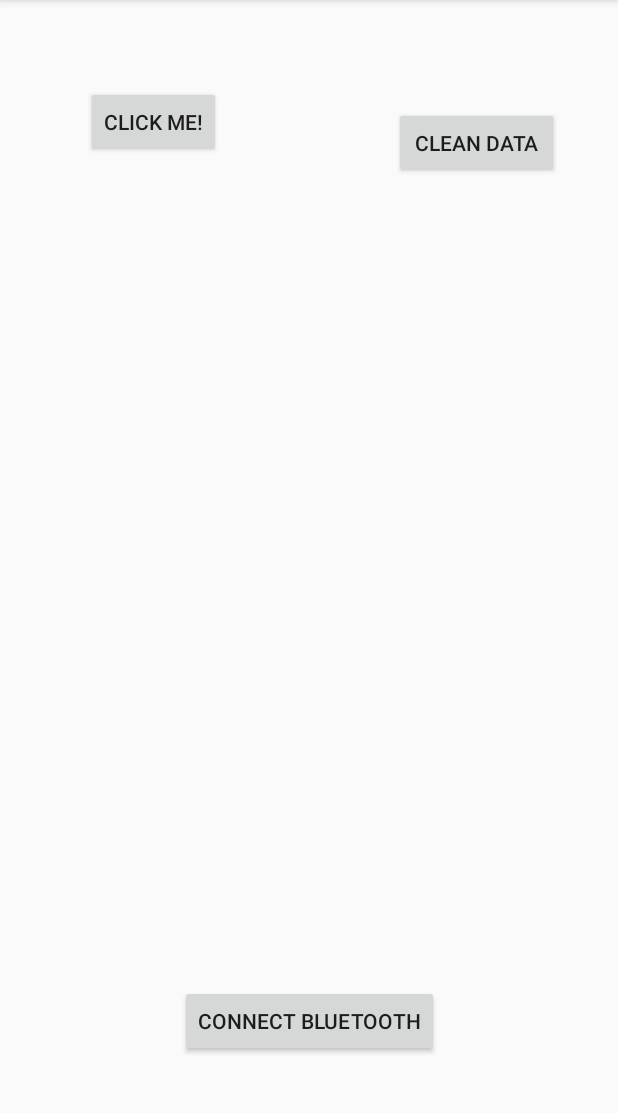
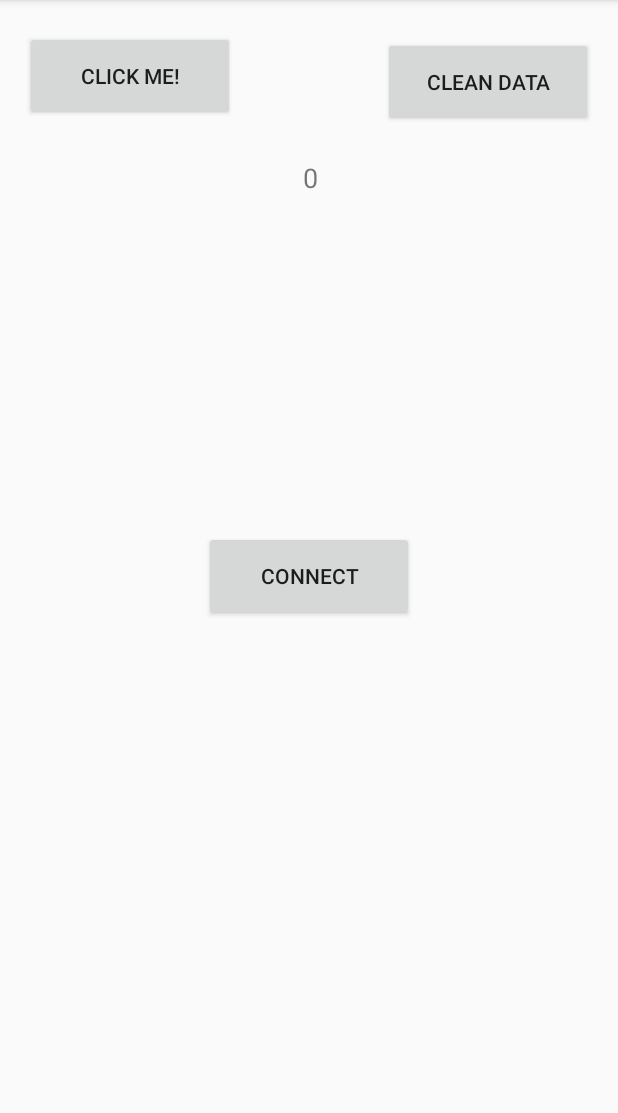
Before and after one commit to MGMM2017/Smoking-Detection, an Android app: the screen it shows after launch (MainActivity), after a tap on "CLEAN DATA", on a phone screen of 412 x 824 dp, the part 84-1197 px from its top. Run offline under Robolectric (Android 15) with nearby library versions, the light colour scheme and no system bars; 2 other taps on this screen came first.

Commit message:
Bluetooth on request.

```diff
--- a/DenizApp/app/src/main/AndroidManifest.xml
+++ b/DenizApp/app/src/main/AndroidManifest.xml
@@ -3,6 +3,10 @@
     xmlns:tools="http://schemas.android.com/tools"
     package="com.example.rigby.SmokeWatch">
     <uses-sdk tools:overrideLibrary="eu.senseable.sparklib"/>
+    package="com.tutsplus.matt.bluetoothscanner" >
+
+    <uses-permission android:name="android.permission.BLUETOOTH" />
+    <uses-permission android:name="android.permission.BLUETOOTH_ADMIN" />
 
     <application
         android:allowBackup="true"
--- a/DenizApp/app/src/main/java/com/example/rigby/SmokeWatch/MainActivity.java
+++ b/DenizApp/app/src/main/java/com/example/rigby/SmokeWatch/MainActivity.java
@@ -1,6 +1,9 @@
 package com.example.rigby.SmokeWatch;
 
 import android.content.Context;
+import android.content.DialogInterface;
+import android.content.Intent;
+import android.support.v7.app.AlertDialog;
 import android.support.v7.app.AppCompatActivity;
 import android.os.Bundle;
 import android.util.Log;
@@ -9,9 +12,8 @@ import android.view.View.OnClickListener;
 import android.view.View;
 import android.widget.TextView;
 import android.bluetooth.BluetoothAdapter;
+import android.bluetooth.BluetoothDevice;
 import android.bluetooth.BluetoothSocket;
-import android.bluetooth.BluetoothHealthCallback;
-
 
 import java.io.BufferedReader;
 import java.io.FileNotFoundException;
@@ -24,15 +26,20 @@ import java.util.Calendar;
 public class MainActivity extends AppCompatActivity {
     Button buttonCount;
     Button buttonClear;
-    Button buttonBluetooth;
+    Button buttonConnect;
     TextView textView;
+    AlertDialog alertDialog;
+    DialogInterface dialogInterface;
+
     @Override
     protected void onCreate(Bundle savedInstanceState) {
         super.onCreate(savedInstanceState);
         setContentView(R.layout.activity_main);
+
         textView = (TextView) findViewById(R.id.textView);
         buttonCount = (Button) findViewById(R.id.button);
         buttonClear = (Button) findViewById(R.id.button2);
+        buttonConnect = (Button) findViewById(R.id.button4);
         final Context context = getApplicationContext();
         if(readFromFile(context)==null){
             textView.setText("0");
@@ -60,6 +67,14 @@ public class MainActivity extends AppCompatActivity {
                 textView.setText(readFromFile(context));
             }
         });
+
+        buttonConnect.setOnClickListener(new OnClickListener() {
+            @Override
+            public void onClick(View v) {
+                connectBT(context);
+            }
+        });
+
     }
 
     private void writeToFile(String data,Context context) {
@@ -106,10 +121,34 @@ public class MainActivity extends AppCompatActivity {
     private void clearFile(Context context) {
         try {
             OutputStreamWriter outputStreamWriter = new OutputStreamWriter(context.openFileOutput("stats.txt", Context.MODE_PRIVATE));
-            outputStreamWriter.write("");
+            outputStreamWriter.write("0");
             outputStreamWriter.close();
         } catch (IOException e) {
             e.printStackTrace();
+        }
+    }
+
+    private void connectBT(Context context) {
+        int REQUEST_BLUETOOTH = 1;
+
+        BluetoothAdapter BTAdapter = BluetoothAdapter.getDefaultAdapter();
+        if (BTAdapter == null) {
+            new AlertDialog.Builder(this)
+                    .setTitle("Not compatible")
+                    .setMessage("Your phone does not support Bluetooth")
+                    .setPositiveButton("Exit", new DialogInterface.OnClickListener() {
+                        public void onClick(DialogInterface dialog, int which) {
+                                System.exit(0);
+                            }
+                        })
+                        .setIcon(android.R.drawable.ic_dialog_alert)
+                        .show();
+        }
+        else{
+            if (!BTAdapter.isEnabled()) {
+                Intent enableBT = new Intent(BluetoothAdapter.ACTION_REQUEST_ENABLE);
+                startActivityForResult(enableBT, REQUEST_BLUETOOTH);
+            }
         }
     }
 
--- a/DenizApp/app/src/main/res/layout/activity_main.xml
+++ b/DenizApp/app/src/main/res/layout/activity_main.xml
@@ -10,64 +10,68 @@
 
     <Button
         android:id="@+id/button"
-        android:layout_width="wrap_content"
-        android:layout_height="wrap_content"
+        android:layout_width="140dp"
+        android:layout_height="60dp"
+        android:layout_marginBottom="8dp"
+        android:layout_marginLeft="8dp"
+        android:layout_marginRight="8dp"
+        android:layout_marginTop="8dp"
         android:text="Click ME!"
+        app:layout_constraintBottom_toBottomOf="parent"
+        app:layout_constraintLeft_toLeftOf="parent"
+        app:layout_constraintRight_toRightOf="parent"
         app:layout_constraintTop_toTopOf="parent"
-        android:layout_marginTop="57dp"
-        app:layout_constraintBottom_toBottomOf="parent"
-        android:layout_marginBottom="8dp"
-        app:layout_constraintVertical_bias="0.0"
+        app:layout_constraintVertical_bias="0.018"
+        app:layout_constraintHorizontal_bias="0.035" />
+
+    <Button
+        android:id="@+id/button4"
+        android:layout_width="140dp"
+        android:layout_height="60dp"
+        android:text="Connect"
         android:layout_marginLeft="8dp"
         app:layout_constraintLeft_toLeftOf="parent"
-        app:layout_constraintRight_toLeftOf="@+id/button2"
         android:layout_marginRight="8dp"
-        app:layout_constraintHorizontal_bias="0.314" />
+        app:layout_constraintRight_toRightOf="parent"
+        app:layout_constraintTop_toTopOf="parent"
+        android:layout_marginTop="8dp"
+        app:layout_constraintBottom_toBottomOf="parent"
+        android:layout_marginBottom="8dp" />
 
     <TextView
         android:id="@+id/textView"
-        android:layout_width="46dp"
-        android:layout_height="46dp"
+        android:layout_width="65dp"
+        android:layout_height="60dp"
         android:text="0"
         android:textAlignment="center"
         android:textSize="18sp"
-        app:layout_constraintBottom_toTopOf="@+id/button3"
-        app:layout_constraintHorizontal_bias="0.502"
         app:layout_constraintLeft_toLeftOf="parent"
         app:layout_constraintRight_toRightOf="parent"
         app:layout_constraintTop_toTopOf="parent"
-        app:layout_constraintVertical_bias="0.534" />
+        android:layout_marginTop="106dp"
+        app:layout_constraintHorizontal_bias="0.501" />
 
     <Button
         android:id="@+id/button2"
-        android:layout_width="110dp"
-        android:layout_height="48dp"
+        android:layout_width="140dp"
+        android:layout_height="60dp"
+        android:layout_marginEnd="15dp"
+        android:layout_marginRight="15dp"
         android:text="Clean DATA"
+        app:layout_constraintBottom_toBottomOf="parent"
+        app:layout_constraintRight_toRightOf="parent"
         app:layout_constraintTop_toTopOf="parent"
-        android:layout_marginTop="8dp"
-        app:layout_constraintBottom_toBottomOf="parent"
-        android:layout_marginBottom="8dp"
-        app:layout_constraintVertical_bias="0.09"
-        android:layout_marginRight="39dp"
-        app:layout_constraintRight_toRightOf="parent" />
-
-    <Button
-        android:id="@+id/button3"
-        android:layout_width="wrap_content"
-        android:layout_height="wrap_content"
-        android:text="Connect Bluetooth"
-        app:layout_constraintBottom_toBottomOf="parent"
-        android:layout_marginBottom="63dp"
-        android:layout_marginRight="8dp"
-        app:layout_constraintRight_toRightOf="parent"
+        app:layout_constraintVertical_bias="0.035"
         android:layout_marginLeft="8dp"
-        app:layout_constraintLeft_toLeftOf="parent" />
+        app:layout_constraintLeft_toLeftOf="parent"
+        app:layout_constraintHorizontal_bias="0.995" />
 
     <android.support.constraint.Guideline
         android:layout_width="wrap_content"
         android:layout_height="wrap_content"
         android:id="@+id/guideline"
-        app:layout_constraintGuide_begin="-96dp"
-        android:orientation="horizontal" />
+        android:orientation="horizontal"
+        tools:layout_editor_absoluteY="-509dp"
+        tools:layout_editor_absoluteX="0dp" />
 
 </android.support.constraint.ConstraintLayout>
--- a/DenizApp/settings.gradle
+++ b/DenizApp/settings.gradle
@@ -1 +1 @@
-include ':app'
+include ':app', ':bluetoothexample'
```
Also changed, not shown: 1 other file.
